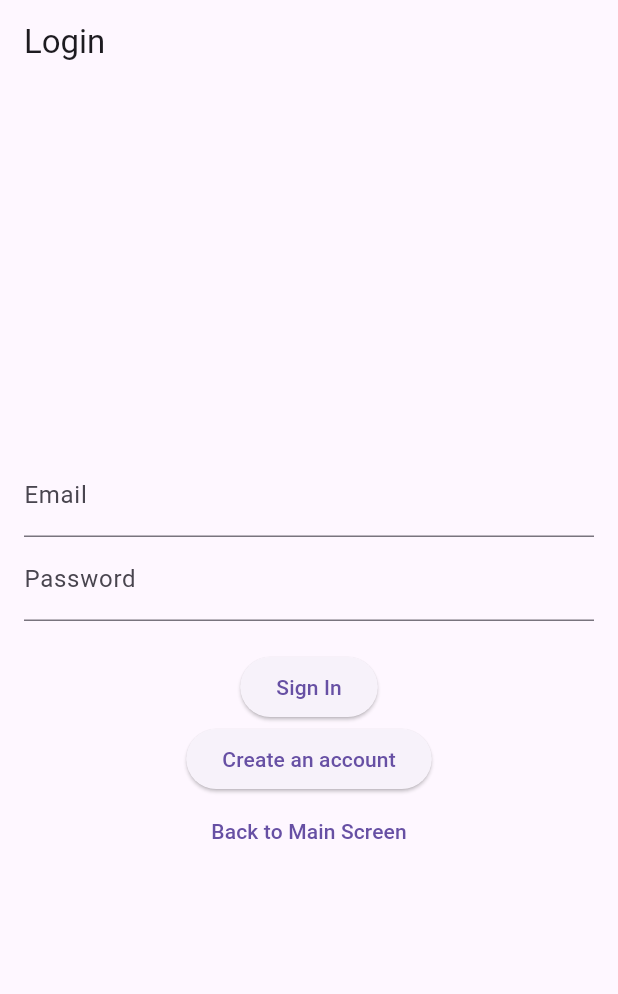
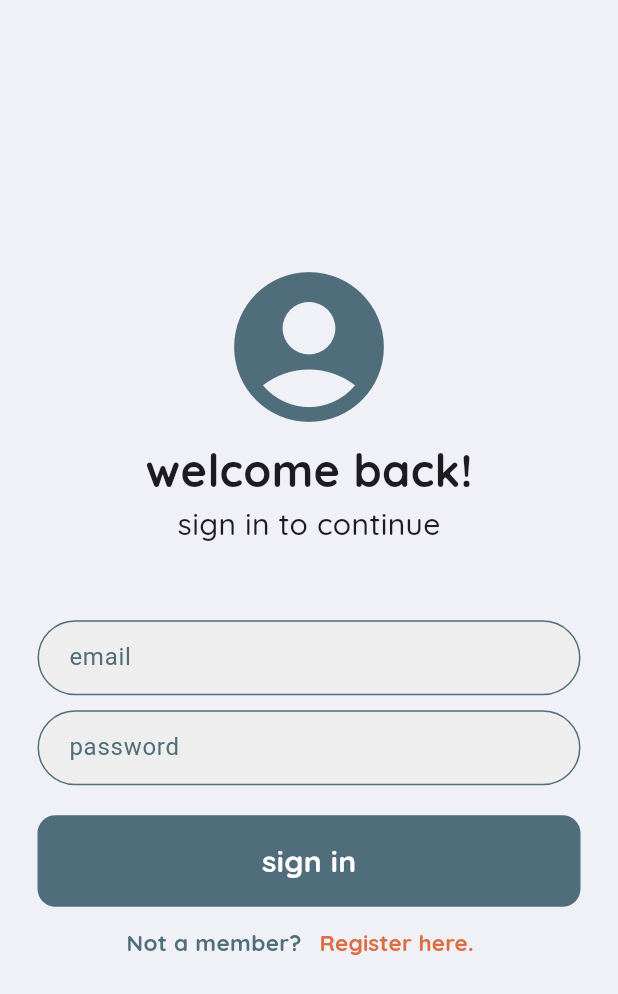
Before and after one commit to MarkoArsov/PawsyCare, a Flutter app: the screen it shows after launch, on a phone screen of 412 x 824 dp. Shown: the top 994 px of the screen. Run offline on Flutter 3.47's test engine with Material 3 defaults, Android fonts, the light colour scheme and no system bars; our stand-ins replace cloud_firestore, firebase_auth, firebase_core, google_fonts, syncfusion_flutter_calendar; accounts and stored records are empty.

Commit message:
Add primary button and input field widgets

```diff
--- a/pawsy_care/lib/screens/shared/auth_screen.dart
+++ b/pawsy_care/lib/screens/shared/auth_screen.dart
@@ -1,5 +1,8 @@
 import 'package:flutter/material.dart';
 import 'package:firebase_auth/firebase_auth.dart';
+import 'package:google_fonts/google_fonts.dart';
+import 'package:pawsy_care/widgets/shared/input_filed_widget.dart';
+import 'package:pawsy_care/widgets/shared/primary_button_widget.dart';
 
 class AuthScreen extends StatefulWidget {
   final bool isLogin;
@@ -40,6 +43,10 @@ class AuthScreenState extends State<AuthScreen> {
       _showErrorDialog(
           "Authentication Error", "Error during authentication: $e");
     }
+  }
+
+  void authActionFuntion() {
+    _authAction();
   }
 
   void _showSuccessDialog(String title, String message) {
@@ -87,48 +94,104 @@ class AuthScreenState extends State<AuthScreen> {
     });
   }
 
+
   @override
   Widget build(BuildContext context) {
     return Scaffold(
-      appBar: AppBar(
-        title: widget.isLogin ? const Text("Login") : const Text("Register"),
-      ),
-      body: Padding(
-        padding: const EdgeInsets.all(16.0),
+      backgroundColor: Color.fromARGB(255, 240, 240, 247),
+      body: SafeArea(
+        child: Center(
+          child: SingleChildScrollView(
             child: Column(
               mainAxisAlignment: MainAxisAlignment.center,
               children: [
-            TextField(
-              controller: _emailController,
-              decoration: const InputDecoration(labelText: "Email"),
+              // logo
+              Icon(Icons.account_circle, size: 120, color: Color(0xFF4f6d7a)),
+              // hello again
+
+              Text(
+                widget.isLogin ? "welcome back!" : "hello there!",
+                style: GoogleFonts.quicksand(
+                  fontSize: 30,
+                  fontWeight: FontWeight.bold,
                 ),
-            TextField(
-              controller: _passwordController,
-              obscureText: true,
-              decoration: const InputDecoration(labelText: "Password"),
               ),
-            const SizedBox(height: 20),
-            ElevatedButton(
-              onPressed: _authAction,
-              child: Text(widget.isLogin ? "Sign In" : "Register"),
+
+              Text(
+                widget.isLogin ? "sign in to continue" : "sign up to get started",
+                style: GoogleFonts.quicksand(
+                  fontSize: 20,
+                  fontWeight: FontWeight.w500,
                 ),
-            if (!widget.isLogin)
-              ElevatedButton(
-                onPressed: _navigateToLogin,
-                child: const Text('Already have an account? Login'),
               ),
-            if (widget.isLogin)
-              ElevatedButton(
-                onPressed: _navigateToRegister,
-                child: const Text('Create an account'),
+              SizedBox(height: 50),
+
+              // email textfield
+            InputFieldWidget(controller: _emailController, hintText: "email"),
+            SizedBox(height: 10),
+              // password textfield
+            InputFieldWidget(controller: _passwordController, hintText: "password", obscureText: true),
+            SizedBox(height: 20),
+              // sign in button
+            PrimaryButtonWidget(
+              addFunction: authActionFuntion,
+              string: widget.isLogin ? "sign in" : "register"
+              ),
+              // register button (not a member? register here)
+              widget.isLogin ?
+              Row(
+                mainAxisAlignment: MainAxisAlignment.center,
+                children: [
+                  Text(
+                    "Not a member?",
+                    style: GoogleFonts.quicksand(
+                      fontSize: 15,
+                      fontWeight: FontWeight.w700,
+                      color: Color(0xFF4f6d7a),
+                    ),
                   ),
                   TextButton(
-              onPressed: _navigateToHome,
-              child: const Text('Back to Main Screen'),
+                    onPressed: _navigateToRegister,
+                    child: Text(
+                      "Register here.",
+                      style: GoogleFonts.quicksand(
+                        fontSize: 15,
+                        fontWeight: FontWeight.w700,
+                        color: Color(0xFFDD6E42),
+                      ),
+                    ),
+                  ),
+                ],
+              ) :
+              Row(
+                mainAxisAlignment: MainAxisAlignment.center,
+                children: [
+                  Text(
+                    "Already have an account?",
+                    style: GoogleFonts.quicksand(
+                      fontSize: 15,
+                      fontWeight: FontWeight.w700,
+                      color: Color(0xFF4f6d7a),
+                    ),
+                  ),
+                  TextButton(
+                    onPressed: _navigateToLogin,
+                    child: Text(
+                      "Sign in.",
+                      style: GoogleFonts.quicksand(
+                        fontSize: 15,
+                        fontWeight: FontWeight.w700,
+                        color: Color(0xFFDD6E42),
+                      ),
+                    ),
                   ),
                 ],
               ),
+
+            ]),
           ),
+        ),
+      )
     );
   }
 }
--- /dev/null
+++ b/pawsy_care/lib/widgets/shared/input_filed_widget.dart
@@ -0,0 +1,49 @@
+import 'package:flutter/material.dart';
+
+class InputFieldWidget extends StatefulWidget {
+  final TextEditingController controller;
+  final bool obscureText;
+  final String hintText;
+
+  const InputFieldWidget({
+    required this.controller,
+    this.obscureText = false,
+    required this.hintText,
+    super.key});
+
+  @override
+  State<InputFieldWidget> createState() => _InputFieldWidgetState();
+}
+
+class _InputFieldWidgetState extends State<InputFieldWidget> {
+  @override
+  Widget build(BuildContext context) {
+    return Padding(
+              padding: const EdgeInsets.symmetric(horizontal: 25.0),
+              child: Container(
+                decoration: BoxDecoration(
+                  color: Colors.grey[200],
+                  border: Border.all(
+                    color: Color(0xFF4f6d7a),
+                    width: 1.0,
+                  ),
+                    borderRadius: BorderRadius.circular(25.0),
+                ),
+                child: Padding(
+                  padding: const EdgeInsets.only(left: 20.0),
+                  child: TextField(
+                    controller: widget.controller,
+                    obscureText: widget.obscureText,
+                    decoration: InputDecoration(
+                      border: InputBorder.none,
+                      hintText: widget.hintText,
+                      hintStyle: TextStyle(
+                        color: Color(0xFF4f6d7a),
+                      ),
+                    ),
+                  ),
+                ),
+              ),
+            );
+  }
+}
--- /dev/null
+++ b/pawsy_care/lib/widgets/shared/primary_button_widget.dart
@@ -0,0 +1,43 @@
+import 'package:flutter/material.dart';
+import 'package:google_fonts/google_fonts.dart';
+
+class PrimaryButtonWidget extends StatefulWidget {
+  final Function() addFunction;
+  final String string;
+
+  const PrimaryButtonWidget({required this.addFunction, required this.string, super.key});
+
+  @override
+  State<PrimaryButtonWidget> createState() => _PrimaryButtonWidgetState();
+}
+
+class _PrimaryButtonWidgetState extends State<PrimaryButtonWidget> {
+  @override
+  Widget build(BuildContext context) {
+    return GestureDetector(
+              onTap: widget.addFunction,
+              child: Container(
+                child: Padding(
+                  padding: const EdgeInsets.symmetric(horizontal: 25.0),
+                  child: Container(
+                    padding: EdgeInsets.all(16),
+                    decoration: BoxDecoration(
+                      color: Color(0xFF4f6d7a),
+                        borderRadius: BorderRadius.circular(12.0),
+                    ),
+                      child: Center(
+                        child: Text(
+                          widget.string,
+                          style: GoogleFonts.quicksand(
+                            fontSize: 20,
+                            fontWeight: FontWeight.bold,
+                            color: Colors.white,
+                          ),
+                        ),
+                      ),
+                  ),
+                ),
+              ),
+            );
+  }
+}
--- a/pawsy_care/pubspec.yaml
+++ b/pawsy_care/pubspec.yaml
@@ -14,6 +14,7 @@ dependencies:
   firebase_auth: ^4.0.0
   cloud_firestore: ^4.15.4
   syncfusion_flutter_calendar: ^24.2.3
+  google_fonts: ^6.1.0
 
 dev_dependencies:
   flutter_test:
```
Also changed, not shown: pawsy_care/lib/screens/shared/role_select_screen.dart (+89 -8 lines). Lines whose indentation alone changed are shown as unchanged.
